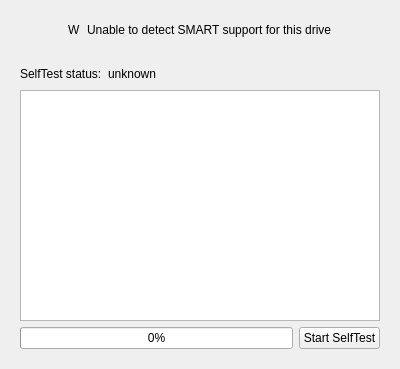
Old version of the form app/drivepanel.ui in the repository papylhomme/diskmonitor.
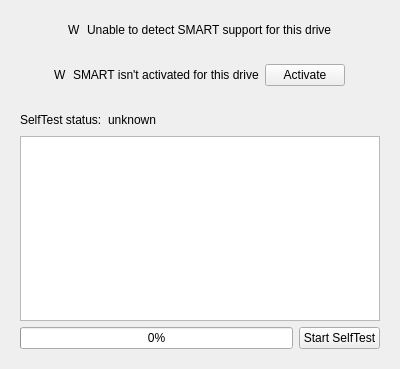
New version of the form.

Commit message: Add the ability to enable SMART for drives supporting it

The edit to the form file:
```diff
--- a/app/drivepanel.ui
+++ b/app/drivepanel.ui
@@ -15,7 +15,7 @@
   </property>
   <layout class="QVBoxLayout" name="verticalLayout_2">
    <item>
-    <widget class="QWidget" name="panelSmartNotEnabled" native="true">
+    <widget class="QWidget" name="panelSmartNotSupported" native="true">
      <layout class="QHBoxLayout" name="horizontalLayout_3">
       <item>
        <spacer name="horizontalSpacer_3">
@@ -60,6 +60,59 @@
      </layout>
     </widget>
    </item>
+   <item>
+    <widget class="QWidget" name="panelSmartNotEnabled" native="true">
+     <layout class="QHBoxLayout" name="horizontalLayout_4">
+      <item>
+       <spacer name="horizontalSpacer_4">
+        <property name="orientation">
+         <enum>Qt::Horizontal</enum>
+        </property>
+        <property name="sizeHint" stdset="0">
+         <size>
+          <width>38</width>
+          <height>20</height>
+         </size>
+        </property>
+       </spacer>
+      </item>
+      <item>
+       <widget class="QLabel" name="warningNotEnabledLabel">
+        <property name="text">
+         <string>W</string>
+        </property>
+       </widget>
+      </item>
+      <item>
+       <widget class="QLabel" name="label_4">
+        <property name="text">
+         <string>SMART isn't activated for this drive</string>
+        </property>
+       </widget>
+      </item>
+      <item>
+       <widget class="QPushButton" name="enableSmartButton">
+        <property name="text">
+         <string>Activate</string>
+        </property>
+       </widget>
+      </item>
+      <item>
+       <spacer name="horizontalSpacer_5">
+        <property name="orientation">
+         <enum>Qt::Horizontal</enum>
+        </property>
+        <property name="sizeHint" stdset="0">
+         <size>
+          <width>38</width>
+          <height>20</height>
+         </size>
+        </property>
+       </spacer>
+      </item>
+     </layout>
+    </widget>
+   </item>
    <item>
     <widget class="QWidget" name="panelSmartWidgets" native="true">
      <layout class="QVBoxLayout" name="verticalLayout">
```
Left out of the diff: 2 changed lines with no effect on the pictures. The commit also changes 4 other files.
